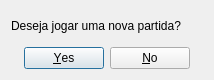
First picture: the form in BlackJack/InterfaceGrafica/continua.ui, repository gianricardo/prog3, before the edit.
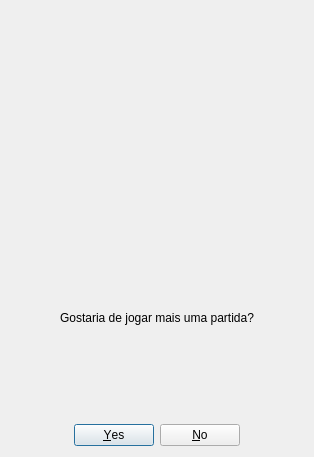
Second picture: the form after the edit. Icons and pictures are not drawn.

Diff of the .ui file:
```diff
--- a/BlackJack/InterfaceGrafica/continua.ui
+++ b/BlackJack/InterfaceGrafica/continua.ui
@@ -6,18 +6,31 @@
    <rect>
     <x>0</x>
     <y>0</y>
-    <width>214</width>
-    <height>80</height>
+    <width>314</width>
+    <height>457</height>
    </rect>
   </property>
   <property name="windowTitle">
    <string>Dialog</string>
   </property>
   <layout class="QVBoxLayout" name="verticalLayout">
+   <item>
+    <widget class="QLabel" name="label_2">
+     <property name="text">
+      <string/>
+     </property>
+     <property name="pixmap">
+      <pixmap resource="imagens.qrc">:/ohterimg/mais.jpg</pixmap>
+     </property>
+    </widget>
+   </item>
    <item>
     <widget class="QLabel" name="label">
      <property name="text">
-      <string>Deseja jogar uma nova partida?</string>
+      <string>Gostaria de jogar mais uma partida?</string>
+     </property>
+     <property name="alignment">
+      <set>Qt::AlignCenter</set>
      </property>
     </widget>
    </item>
```
Left out of the diff: 4 changed lines with no effect on the pictures.
